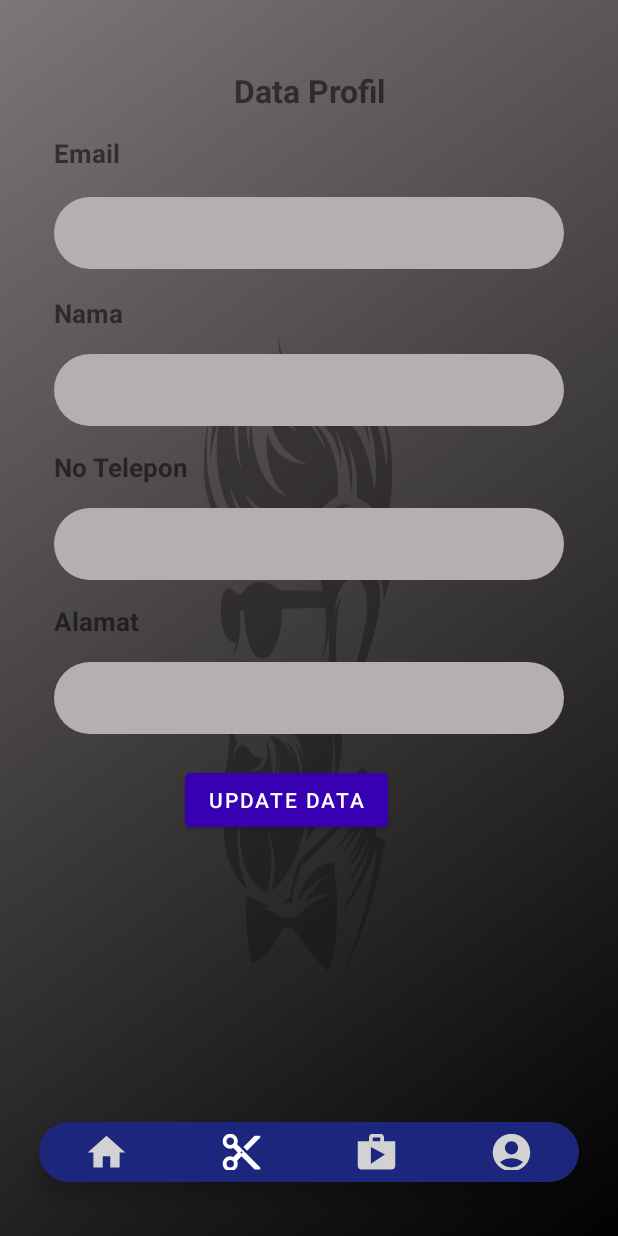
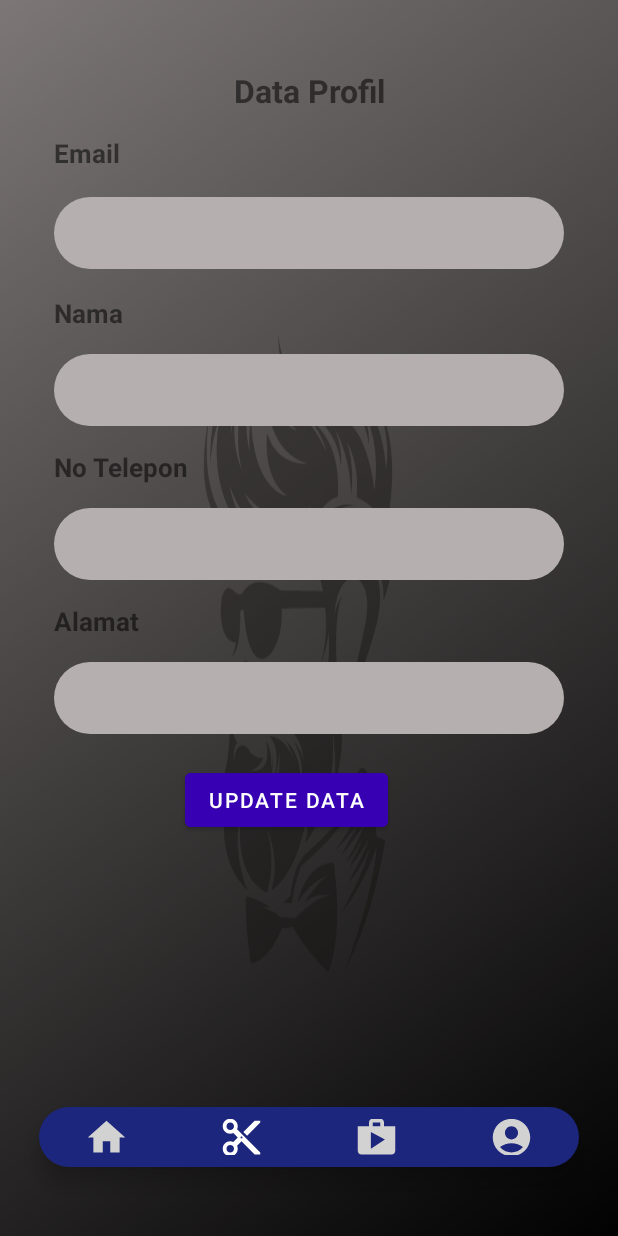
Before and after one commit to FahrezaDA/BarbershopAndroid, an Android app: the ProfileActivity1 screen opened directly, with no data from a screen before it, on a phone screen of 412 x 824 dp. Run offline under Robolectric (Android 15) with nearby library versions, the phone set to English and light mode, and no system bars.

Commit message:
update booking

```diff
--- a/app/src/main/res/layout/activity_booking.xml
+++ b/app/src/main/res/layout/activity_booking.xml
@@ -335,17 +335,13 @@
                 android:id="@+id/bottomNavigationView"
                 android:layout_width="match_parent"
                 android:layout_height="40dp"
-                android:layout_alignParentBottom="true"
                 android:layout_marginStart="10dp"
                 android:layout_marginTop="15dp"
                 android:layout_marginEnd="10dp"
                 android:layout_marginBottom="30dp"
                 android:background="@drawable/bottom_background"
-                android:elevation="2dp"
                 app:itemIconSize="30dp"
                 app:itemIconTint="@drawable/item_selector"
-                app:itemRippleColor="@android:color/transparent"
-                app:labelVisibilityMode="unlabeled"
                 app:menu="@menu/bottom_menu" />
         </LinearLayout>
 
--- a/app/src/main/res/layout/activity_profile.xml
+++ b/app/src/main/res/layout/activity_profile.xml
@@ -1,9 +1,9 @@
 <?xml version="1.0" encoding="utf-8"?>
 <RelativeLayout xmlns:android="http://schemas.android.com/apk/res/android"
     xmlns:tools="http://schemas.android.com/tools"
+    xmlns:app="http://schemas.android.com/apk/res-auto"
     android:layout_width="match_parent"
     android:layout_height="match_parent"
-    xmlns:app="http://schemas.android.com/apk/res-auto"
     android:paddingBottom="16dp"
     android:paddingLeft="16dp"
     android:paddingRight="16dp"
@@ -39,12 +39,11 @@
     <EditText
         android:id="@+id/profile_email"
         android:layout_width="match_parent"
-        android:layout_height="wrap_content"
+        android:layout_height="48dp"
         android:layout_below="@+id/tv_email"
         android:layout_marginLeft="20dp"
         android:layout_marginTop="17dp"
         android:layout_marginRight="20dp"
-        android:minHeight="48dp"
         android:hint="..."
         android:background="@drawable/form"
         android:textSize="17dp" />
@@ -67,12 +66,12 @@
     <EditText
         android:id="@+id/profile_nama"
         android:layout_width="match_parent"
-        android:layout_height="wrap_content"
+        android:layout_height="48dp"
         android:layout_below="@+id/tv_nama"
         android:layout_marginLeft="20dp"
         android:layout_marginTop="15dp"
         android:layout_marginRight="20dp"
-        android:minHeight="48dp"
+
         android:background="@drawable/form"
         android:textSize="17dp" />
 
@@ -92,12 +91,11 @@
     <EditText
         android:id="@+id/profile_noTelepon"
         android:layout_width="match_parent"
-        android:layout_height="wrap_content"
+        android:layout_height="48dp"
         android:layout_below="@+id/tv_noTelpon"
         android:layout_marginLeft="20dp"
         android:layout_marginTop="15dp"
         android:layout_marginRight="20dp"
-        android:minHeight="48dp"
         android:background="@drawable/form"
         android:textSize="17dp" />
 
@@ -117,13 +115,12 @@
     <EditText
         android:id="@+id/profile_alamat"
         android:layout_width="match_parent"
-        android:layout_height="wrap_content"
+        android:layout_height="48dp"
         android:layout_below="@+id/tv_alamat"
         android:layout_marginLeft="20dp"
         android:layout_marginTop="15dp"
         android:layout_marginRight="20dp"
         android:background="@drawable/form"
-        android:minHeight="48dp"
         android:textSize="17dp" />
 
     <Button
@@ -145,13 +142,11 @@
         android:layout_marginStart="10dp"
         android:layout_marginTop="15dp"
         android:layout_marginEnd="10dp"
-        android:layout_marginBottom="20dp"
+        android:layout_marginBottom="30dp"
         android:background="@drawable/bottom_background"
-        android:elevation="2dp"
         app:itemIconSize="30dp"
+        app:labelVisibilityMode="unlabeled"
         app:itemIconTint="@drawable/item_selector"
-        app:itemRippleColor="@android:color/transparent"
-        app:labelVisibilityMode="unlabeled"
         app:menu="@menu/bottom_menu" />
 
 
--- a/app/src/main/res/layout/booking_test.xml
+++ b/app/src/main/res/layout/booking_test.xml
@@ -179,16 +179,13 @@
         android:id="@+id/bottomNavigationView"
         android:layout_width="match_parent"
         android:layout_height="40dp"
-        android:layout_alignParentBottom="true"
         android:layout_marginStart="10dp"
         android:layout_marginTop="15dp"
         android:layout_marginEnd="10dp"
         android:layout_marginBottom="30dp"
         android:background="@drawable/bottom_background"
-        android:elevation="2dp"
         app:itemIconSize="30dp"
+        app:labelVisibilityMode="unlabeled"
         app:itemIconTint="@drawable/item_selector"
-        app:itemRippleColor="@android:color/transparent"
-        app:labelVisibilityMode="unlabeled"
         app:menu="@menu/bottom_menu" />
 </LinearLayout>
```
Also changed, not shown: app/src/main/res/layout/activity_main.xml (+13 -51 lines).
